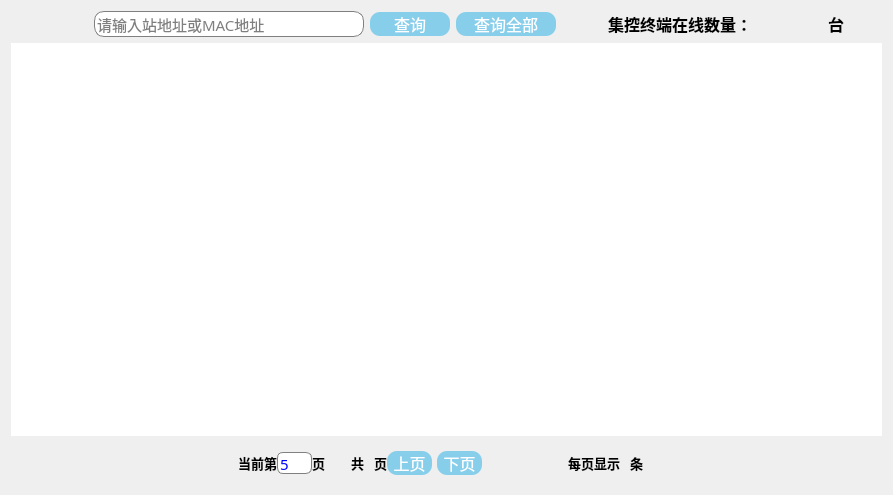
The window that deviceManage/devicedlg.ui (wwkl3385/ManagementTool) describes before a commit, drawn with Qt 5.
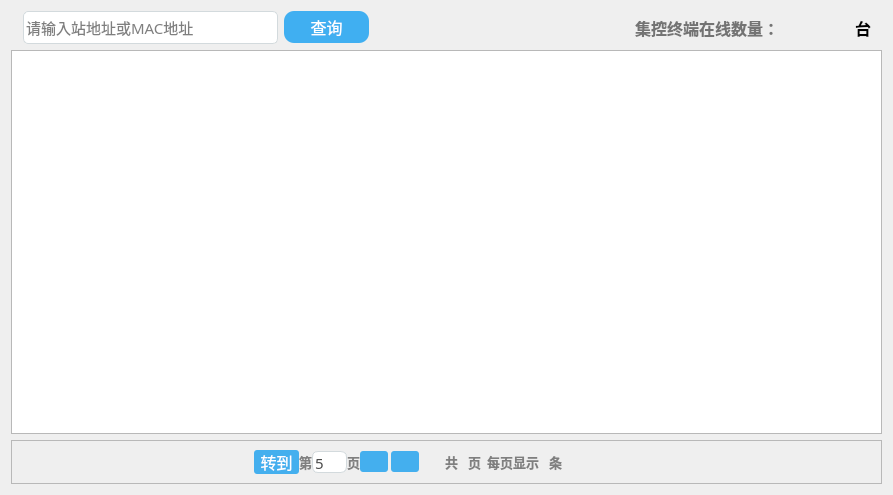
The same window after the commit. Icons and pictures are not drawn.

Patch:
```diff
--- a/deviceManage/devicedlg.ui
+++ b/deviceManage/devicedlg.ui
@@ -14,13 +14,10 @@
    <string>Dialog</string>
   </property>
   <property name="styleSheet">
-   <string notr="true">color: rgb(20,68,106);
-border-radius:10px;
-font:15pt;
-font-family:Microsoft Yahei;</string>
+   <string notr="true"/>
   </property>
   <layout class="QGridLayout" name="gridLayout">
-   <item row="0" column="7">
+   <item row="0" column="5">
     <widget class="QLabel" name="numberLabel">
      <property name="minimumSize">
       <size>
@@ -37,7 +34,7 @@
      <property name="font">
       <font>
        <family>Microsoft Yahei</family>
-       <pointsize>13</pointsize>
+       <pointsize>18</pointsize>
        <weight>50</weight>
        <italic>false</italic>
        <bold>false</bold>
@@ -47,9 +44,9 @@
       <enum>Qt::LeftToRight</enum>
      </property>
      <property name="styleSheet">
-      <string notr="true">color: rgb(254,67,101);
+      <string notr="true">color: #3bb4f4;
 border-radius:6px;
-font:13pt;
+font:18pt;
 font-family:Microsoft Yahei;</string>
      </property>
      <property name="text">
@@ -60,10 +57,10 @@
      </property>
     </widget>
    </item>
-   <item row="0" column="6">
+   <item row="0" column="4">
     <widget class="QLabel" name="deviceLabel">
      <property name="styleSheet">
-      <string notr="true">color: rgb(0, 0, 0);
+      <string notr="true">color: #737373;
 border-radius:10px;
 font:12pt;
 font:bold;
@@ -74,35 +71,28 @@
      </property>
     </widget>
    </item>
-   <item row="0" column="0">
-    <spacer name="horizontalSpacer_6">
-     <property name="orientation">
-      <enum>Qt::Horizontal</enum>
-     </property>
-     <property name="sizeHint" stdset="0">
-      <size>
-       <width>6</width>
-       <height>20</height>
-      </size>
-     </property>
-    </spacer>
-   </item>
-   <item row="0" column="2">
+   <item row="0" column="1">
     <widget class="QLineEdit" name="searchLineEdit">
      <property name="minimumSize">
       <size>
-       <width>270</width>
-       <height>0</height>
+       <width>0</width>
+       <height>33</height>
+      </size>
+     </property>
+     <property name="maximumSize">
+      <size>
+       <width>16777215</width>
+       <height>33</height>
       </size>
      </property>
      <property name="styleSheet">
       <string notr="true">QLineEdit{
 background-color: rgb(255,255,255);
 color: rgb(0, 0, 0);
-border-radius:10px;
+border-radius:5px;
 font:11pt;
 font-family:Microsoft Yahei;
-border:1px solid gray;
+border:1px solid #d3dadd;
 }
 QLineEdit:hover{
 border-width:2px;
@@ -139,85 +129,46 @@
      </property>
     </widget>
    </item>
-   <item row="0" column="5">
-    <spacer name="dotHorizontalSpacer">
-     <property name="orientation">
-      <enum>Qt::Horizontal</enum>
-     </property>
-     <property name="sizeHint" stdset="0">
-      <size>
-       <width>40</width>
-       <height>20</height>
-      </size>
-     </property>
-    </spacer>
-   </item>
-   <item row="0" column="8">
-    <widget class="QLabel" name="unitLabel">
-     <property name="styleSheet">
-      <string notr="true">color: rgb(0, 0, 0);
-border-radius:10px;
-font:12pt;
-font:bold;
-font-family:Microsoft Yahei;</string>
-     </property>
-     <property name="text">
-      <string> 台</string>
-     </property>
-    </widget>
-   </item>
    <item row="0" column="3">
-    <widget class="QPushButton" name="searchPushButton">
-     <property name="minimumSize">
-      <size>
-       <width>80</width>
-       <height>0</height>
-      </size>
+    <spacer name="dotHorizontalSpacer">
+     <property name="orientation">
+      <enum>Qt::Horizontal</enum>
      </property>
-     <property name="maximumSize">
+     <property name="sizeType">
+      <enum>QSizePolicy::Expanding</enum>
+     </property>
+     <property name="sizeHint" stdset="0">
       <size>
-       <width>100</width>
-       <height>16777215</height>
+       <width>40</width>
+       <height>20</height>
       </size>
      </property>
-     <property name="styleSheet">
-      <string notr="true">QPushButton
-{
-    font-family:Microsoft Yahei;
-    color:white;
-    background-color:skyblue;
-    border-radius:10px;
-	font: 12pt;
-}
-
-QPushButton:hover
-{
-    background-color:deepskyblue;
-}
-
-QPushButton:pressed
-{
-    background-color:deepskyblue;
-    padding-left:4px;
-    padding-top:4px;
-}
-QPushButton:unpressed
-{
-    background-color:rgb(0 , 100 , 0);
-    padding-left:4px;
-    padding-top:4px;
-}</string>
+    </spacer>
+   </item>
+   <item row="0" column="0">
+    <spacer name="horizontalSpacer_6">
+     <property name="orientation">
+      <enum>Qt::Horizontal</enum>
      </property>
-     <property name="text">
-      <string>查询</string>
+     <property name="sizeType">
+      <enum>QSizePolicy::Fixed</enum>
      </property>
-    </widget>
+     <property name="sizeHint" stdset="0">
+      <size>
+       <width>6</width>
+       <height>20</height>
+      </size>
+     </property>
+    </spacer>
    </item>
-   <item row="0" column="9">
+   <item row="0" column="7">
     <spacer name="horizontalSpacer_7">
      <property name="orientation">
       <enum>Qt::Horizontal</enum>
      </property>
+     <property name="sizeType">
+      <enum>QSizePolicy::Fixed</enum>
+     </property>
      <property name="sizeHint" stdset="0">
       <size>
        <width>4</width>
@@ -226,42 +177,17 @@
      </property>
     </spacer>
    </item>
-   <item row="1" column="0" colspan="10">
-    <widget class="QTableWidget" name="listTableWidget">
-     <property name="styleSheet">
-      <string notr="true">QTableWidget
-{
-    selection-background-color:skyblue;
-font:12pt;
-
-}
-QTableWidget::item:hover
-{
-background-color:rgb(203,203,203);
-} 
-
-QHeaderView
-{
-
-font:bold;
-}</string>
-     </property>
-     <attribute name="horizontalHeaderDefaultSectionSize">
-      <number>180</number>
-     </attribute>
-    </widget>
-   </item>
-   <item row="0" column="4">
-    <widget class="QPushButton" name="searchAllPushButton">
+   <item row="0" column="2">
+    <widget class="QPushButton" name="searchPushButton">
      <property name="minimumSize">
       <size>
-       <width>100</width>
-       <height>0</height>
+       <width>85</width>
+       <height>32</height>
       </size>
      </property>
      <property name="maximumSize">
       <size>
-       <width>100</width>
+       <width>85</width>
        <height>16777215</height>
       </size>
      </property>
@@ -270,7 +196,7 @@
 {
     font-family:Microsoft Yahei;
     color:white;
-    background-color:skyblue;
+    background-color:#40aff1;
     border-radius:10px;
 	font: 12pt;
 }
@@ -294,24 +220,25 @@
 }</string>
      </property>
      <property name="text">
-      <string>查询全部</string>
+      <string>查询</string>
      </property>
     </widget>
    </item>
-   <item row="0" column="1">
-    <spacer name="horizontalSpacer_10">
-     <property name="orientation">
-      <enum>Qt::Horizontal</enum>
+   <item row="0" column="6">
+    <widget class="QLabel" name="unitLabel">
+     <property name="styleSheet">
+      <string notr="true">color: rgb(0, 0, 0);
+border-radius:10px;
+font:12pt;
+font:bold;
+font-family:Microsoft Yahei;</string>
      </property>
-     <property name="sizeHint" stdset="0">
-      <size>
-       <width>40</width>
-       <height>20</height>
-      </size>
+     <property name="text">
+      <string> 台</string>
      </property>
-    </spacer>
+    </widget>
    </item>
-   <item row="2" column="0" colspan="10">
+   <item row="2" column="0" colspan="8">
     <widget class="QFrame" name="pageFrame">
      <property name="minimumSize">
       <size>
@@ -360,6 +287,47 @@
           </property>
          </spacer>
         </item>
+        <item>
+         <widget class="QPushButton" name="enterPushButton">
+          <property name="minimumSize">
+           <size>
+            <width>45</width>
+            <height>0</height>
+           </size>
+          </property>
+          <property name="styleSheet">
+           <string notr="true">QPushButton
+{
+    font-family:Microsoft Yahei;
+    color:white;
+    background-color:#44afee;
+    border-radius:3px;
+	font: 12pt;
+}
+
+QPushButton:hover
+{
+    background-color:deepskyblue;
+}
+
+QPushButton:pressed
+{
+    background-color:deepskyblue;
+    padding-left:4px;
+    padding-top:4px;
+}
+QPushButton:unpressed
+{
+    background-color:rgb(0 , 100 , 0);
+    padding-left:4px;
+    padding-top:4px;
+}</string>
+          </property>
+          <property name="text">
+           <string>转到</string>
+          </property>
+         </widget>
+        </item>
         <item>
          <widget class="QLabel" name="label_12">
           <property name="maximumSize">
@@ -369,14 +337,14 @@
            </size>
           </property>
           <property name="styleSheet">
-           <string notr="true">color: rgb(0, 0, 0);
+           <string notr="true">color: #7f7f7f;
 border-radius:10px;
 font:10pt;
 font:bold;
 font-family:微软雅黑;</string>
           </property>
           <property name="text">
-           <string>当前第</string>
+           <string>第</string>
           </property>
          </widget>
         </item>
@@ -391,11 +359,11 @@
           <property name="styleSheet">
            <string notr="true">QLineEdit{
 background-color: rgb(255,255,255);
-color: blue;
+color: #4a4a4a;
 border-radius:6px;
 font:11pt;
 font-family:Microsoft Yahei;
-border:1px solid gray;
+border:1px solid #d3dadd;
 }
 QLineEdit:hover{
 border-width:2px;
@@ -426,7 +394,7 @@
            </size>
           </property>
           <property name="styleSheet">
-           <string notr="true">color: rgb(0, 0, 0);
+           <string notr="true">color: #7f7f7f;
 border-radius:10px;
 font:10pt;
 font:bold;
@@ -437,6 +405,122 @@
           </property>
          </widget>
         </item>
+        <item>
+         <widget class="QPushButton" name="previousPushButton">
+          <property name="minimumSize">
+           <size>
+            <width>28</width>
+            <height>21</height>
+           </size>
+          </property>
+          <property name="maximumSize">
+           <size>
+            <width>28</width>
+            <height>16777215</height>
+           </size>
+          </property>
+          <property name="styleSheet">
+           <string notr="true">QPushButton
+{
+    font-family:Microsoft Yahei;
+    color:white;
+    background-color:#44afee;
+    border-radius:3px;
+}
+
+QPushButton:hover
+{
+    background-color:deepskyblue;
+}
+
+QPushButton:pressed
+{
+    background-color:deepskyblue;
+    padding-left:4px;
+    padding-top:4px;
+}
+QPushButton:unpressed
+{
+    background-color:rgb(0 , 100 , 0);
+    padding-left:4px;
+    padding-top:4px;
+}</string>
+          </property>
+          <property name="text">
+           <string/>
+          </property>
+          <property name="icon">
+           <iconset resource="../icon/pictures.qrc">
+            <normaloff>:/new/background/up.ico</normaloff>:/new/background/up.ico</iconset>
+          </property>
+         </widget>
+        </item>
+        <item>
+         <spacer name="horizontalSpacer_2">
+          <property name="orientation">
+           <enum>Qt::Horizontal</enum>
+          </property>
+          <property name="sizeType">
+           <enum>QSizePolicy::Minimum</enum>
+          </property>
+          <property name="sizeHint" stdset="0">
+           <size>
+            <width>3</width>
+            <height>20</height>
+           </size>
+          </property>
+         </spacer>
+        </item>
+        <item>
+         <widget class="QPushButton" name="nextPushButton">
+          <property name="minimumSize">
+           <size>
+            <width>28</width>
+            <height>21</height>
+           </size>
+          </property>
+          <property name="maximumSize">
+           <size>
+            <width>28</width>
+            <height>16777215</height>
+           </size>
+          </property>
+          <property name="styleSheet">
+           <string notr="true">QPushButton
+{
+    font-family:Microsoft Yahei;
+    color:white;
+    background-color:#44afee;
+    border-radius:3px;
+}
+
+QPushButton:hover
+{
+    background-color:deepskyblue;
+}
+
+QPushButton:pressed
+{
+    background-color:deepskyblue;
+    padding-left:4px;
+    padding-top:4px;
+}
+QPushButton:unpressed
+{
+    background-color:rgb(0 , 100 , 0);
+    padding-left:4px;
+    padding-top:4px;
+}</string>
+          </property>
+          <property name="text">
+           <string/>
+          </property>
+          <property name="icon">
+           <iconset resource="../icon/pictures.qrc">
+            <normaloff>:/new/background/down.ico</normaloff>:/new/background/down.ico</iconset>
+          </property>
+         </widget>
+        </item>
        </layout>
       </item>
       <item row="0" column="2">
@@ -472,7 +556,7 @@
            </size>
           </property>
           <property name="styleSheet">
-           <string notr="true">color: rgb(0, 0, 0);
+           <string notr="true">color: #7f7f7f;
 border-radius:10px;
 font:10pt;
 font:bold;
@@ -486,7 +570,7 @@
         <item>
          <widget class="QLabel" name="allPageLabel">
           <property name="styleSheet">
-           <string notr="true">color: blue;
+           <string notr="true">color: #000000;
 border-radius:10px;
 font:12pt;
 font:bold;
@@ -506,7 +590,7 @@
            </size>
           </property>
           <property name="styleSheet">
-           <string notr="true">color: rgb(0, 0, 0);
+           <string notr="true">color: #7f7f7f;
 border-radius:10px;
 font:10pt;
 font:bold;
@@ -517,153 +601,27 @@
           </property>
          </widget>
         </item>
-        <item>
-         <widget class="QPushButton" name="previousPushButton">
-          <property name="minimumSize">
-           <size>
-            <width>45</width>
-            <height>0</height>
-           </size>
-          </property>
-          <property name="maximumSize">
-           <size>
-            <width>45</width>
-            <height>16777215</height>
-           </size>
-          </property>
-          <property name="styleSheet">
-           <string notr="true">QPushButton
-{
-    font-family:Microsoft Yahei;
-    color:white;
-    background-color:skyblue;
-    border-radius:10px;
-	font: 12pt;
-}
-
-QPushButton:hover
-{
-    background-color:deepskyblue;
-}
-
-QPushButton:pressed
-{
-    background-color:deepskyblue;
-    padding-left:4px;
-    padding-top:4px;
-}
-QPushButton:unpressed
-{
-    background-color:rgb(0 , 100 , 0);
-    padding-left:4px;
-    padding-top:4px;
-}</string>
-          </property>
-          <property name="text">
-           <string>上页</string>
-          </property>
-         </widget>
-        </item>
-        <item>
-         <spacer name="horizontalSpacer_11">
-          <property name="orientation">
-           <enum>Qt::Horizontal</enum>
-          </property>
-          <property name="sizeType">
-           <enum>QSizePolicy::Maximum</enum>
-          </property>
-          <property name="sizeHint" stdset="0">
-           <size>
-            <width>5</width>
-            <height>20</height>
-           </size>
-          </property>
-         </spacer>
-        </item>
-        <item>
-         <widget class="QPushButton" name="nextPushButton">
-          <property name="minimumSize">
-           <size>
-            <width>45</width>
-            <height>0</height>
-           </size>
-          </property>
-          <property name="maximumSize">
-           <size>
-            <width>45</width>
-            <height>16777215</height>
-           </size>
-          </property>
-          <property name="styleSheet">
-           <string notr="true">QPushButton
-{
-    font-family:Microsoft Yahei;
-    color:white;
-    background-color:skyblue;
-    border-radius:10px;
-	font: 12pt;
-}
-
-QPushButton:hover
-{
-    background-color:deepskyblue;
-}
-
-QPushButton:pressed
-{
-    background-color:deepskyblue;
-    padding-left:4px;
-    padding-top:4px;
-}
-QPushButton:unpressed
-{
-    background-color:rgb(0 , 100 , 0);
-    padding-left:4px;
-    padding-top:4px;
-}</string>
-          </property>
-          <property name="text">
-           <string>下页</string>
-          </property>
-         </widget>
-        </item>
-        <item>
-         <spacer name="horizontalSpacer_8">
-          <property name="orientation">
-           <enum>Qt::Horizontal</enum>
-          </property>
-          <property name="sizeHint" stdset="0">
-           <size>
-            <width>40</width>
-            <height>20</height>
-           </size>
-          </property>
-         </spacer>
-        </item>
        </layout>
       </item>
-      <item row="0" column="4">
-       <spacer name="horizontalSpacer_2">
-        <property name="orientation">
-         <enum>Qt::Horizontal</enum>
-        </property>
-        <property name="sizeType">
-         <enum>QSizePolicy::Maximum</enum>
-        </property>
-        <property name="sizeHint" stdset="0">
-         <size>
-          <width>40</width>
-          <height>20</height>
-         </size>
-        </property>
-       </spacer>
-      </item>
       <item row="0" column="5">
+       <spacer name="horizontalSpacer_9">
+        <property name="orientation">
+         <enum>Qt::Horizontal</enum>
+        </property>
+        <property name="sizeHint" stdset="0">
+         <size>
+          <width>86</width>
+          <height>20</height>
+         </size>
+        </property>
+       </spacer>
+      </item>
+      <item row="0" column="4">
        <layout class="QHBoxLayout" name="horizontalLayout_3">
         <item>
          <widget class="QLabel" name="label_17">
           <property name="styleSheet">
-           <string notr="true">color: rgb(0, 0, 0);
+           <string notr="true">color: #7f7f7f;
 border-radius:10px;
 font:10pt;
 font:bold;
@@ -677,7 +635,7 @@
         <item>
          <widget class="QLabel" name="numLabel">
           <property name="styleSheet">
-           <string notr="true">color: blue;
+           <string notr="true">color: #000000;
 border-radius:10px;
 font:12pt;
 font:bold;
@@ -691,7 +649,7 @@
         <item>
          <widget class="QLabel" name="label_18">
           <property name="styleSheet">
-           <string notr="true">color: rgb(0, 0, 0);
+           <string notr="true">color: #7f7f7f;
 border-radius:10px;
 font:10pt;
 font:bold;
@@ -717,22 +675,39 @@
         </item>
        </layout>
       </item>
-      <item row="0" column="6">
-       <spacer name="horizontalSpacer_9">
-        <property name="orientation">
-         <enum>Qt::Horizontal</enum>
-        </property>
-        <property name="sizeHint" stdset="0">
-         <size>
-          <width>86</width>
-          <height>20</height>
-         </size>
-        </property>
-       </spacer>
-      </item>
      </layout>
     </widget>
    </item>
+   <item row="1" column="0" colspan="8">
+    <widget class="QTableWidget" name="listTableWidget">
+     <property name="styleSheet">
+      <string notr="true">QTableWidget
+{
+font:11pt;
+color:black;
+}
+QTableWidget::item:hover
+{
+background-color:#cce5f4;
+font:12pt;
+} 
+QTableWidget::item:selected
+{
+background-color:lightblue;
+color:blue;
+font:13pt;
+} 
+QHeaderView
+{
+color:snow;
+font:bold;
+}</string>
+     </property>
+     <attribute name="horizontalHeaderDefaultSectionSize">
+      <number>180</number>
+     </attribute>
+    </widget>
+   </item>
   </layout>
  </widget>
  <resources/>
```
Left out of the diff: 48 changed lines with no effect on the pictures.
